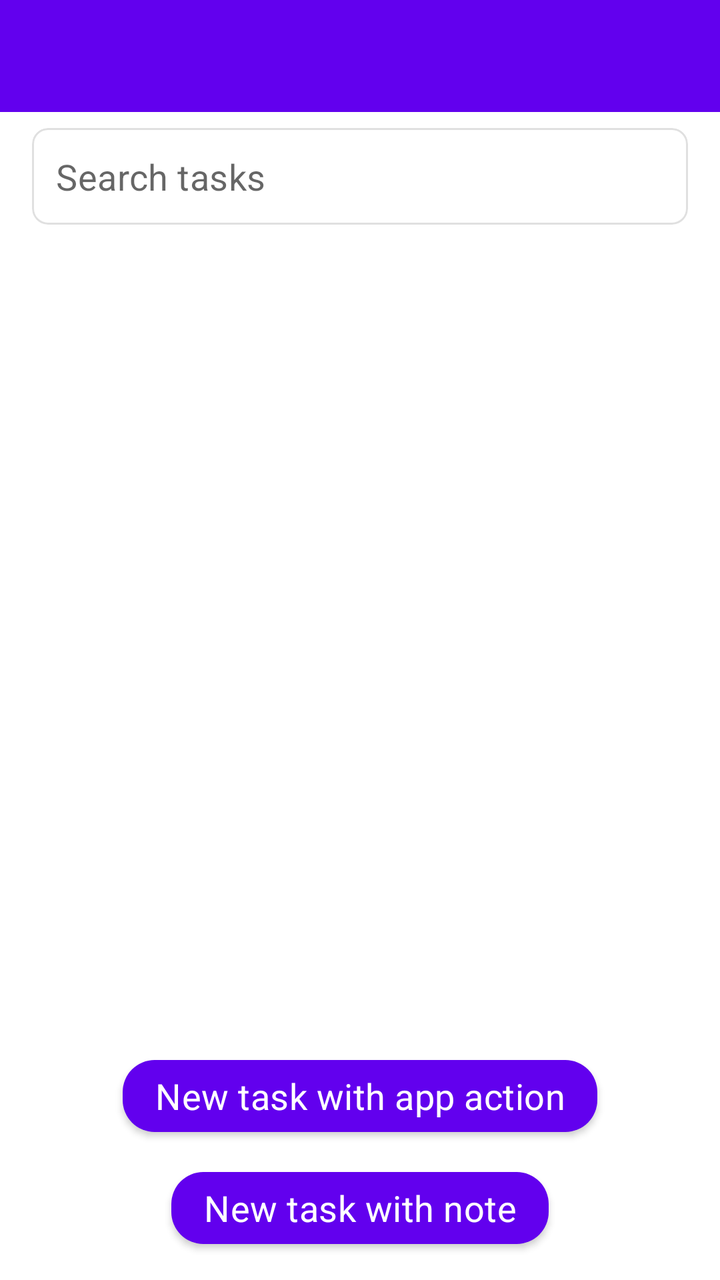
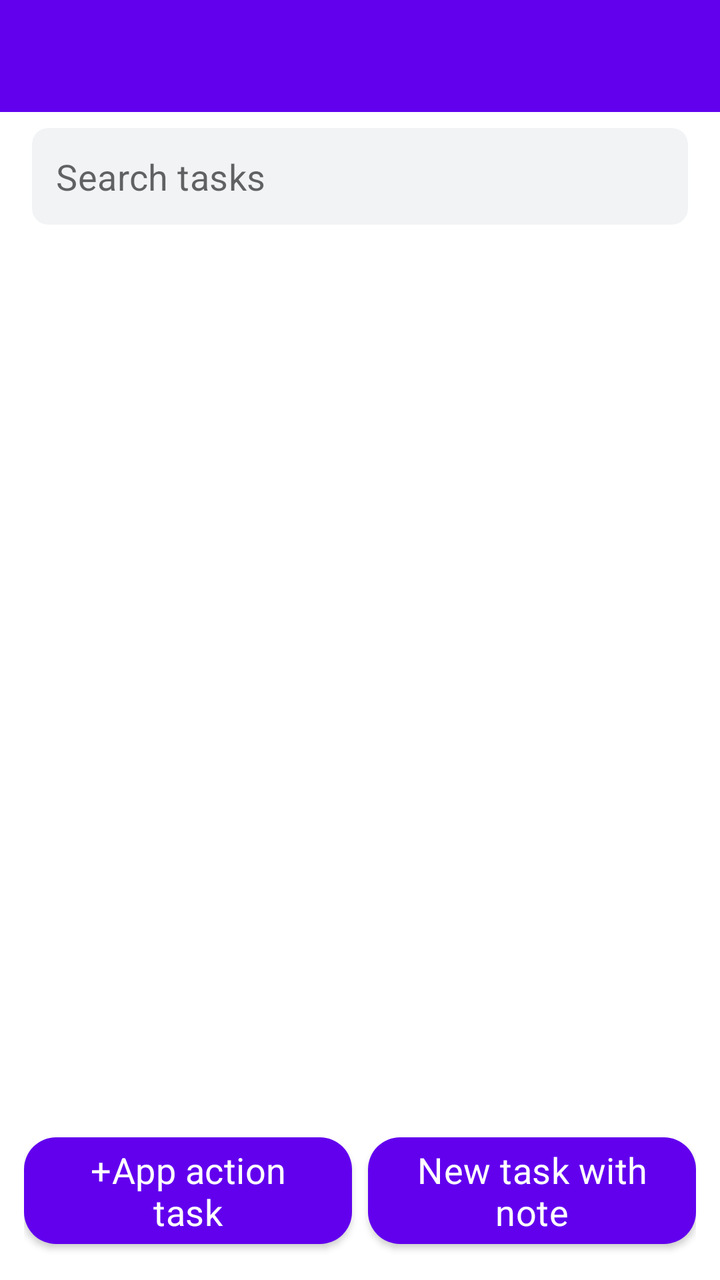

Compare the two renders of this Android layout. The source of the first and the diff that turns it into the second are given below.
<!-- AndroidManifest.xml: activity theme Theme.JustNow -->
<!-- res/layout/activity_capture_picker.xml -->
<?xml version="1.0" encoding="utf-8"?>
<LinearLayout xmlns:android="http://schemas.android.com/apk/res/android"
    xmlns:app="http://schemas.android.com/apk/res-auto"
    android:id="@+id/root"
    android:layout_width="match_parent"
    android:layout_height="match_parent"
    android:orientation="vertical">

    <com.google.android.material.appbar.AppBarLayout
        android:id="@+id/app_bar"
        android:layout_width="match_parent"
        android:layout_height="wrap_content">

        <androidx.appcompat.widget.Toolbar
            android:id="@+id/toolbar"
            android:layout_width="match_parent"
            android:layout_height="?attr/actionBarSize" />

    </com.google.android.material.appbar.AppBarLayout>

    
    <com.google.android.material.card.MaterialCardView
        android:layout_width="match_parent"
        android:layout_height="wrap_content"
        android:layout_marginHorizontal="16dp"
        android:layout_marginTop="8dp"
        app:cardCornerRadius="8dp"
        app:cardElevation="0dp"
        app:strokeColor="@color/divider"
        app:strokeWidth="1dp">

        <EditText
            android:id="@+id/et_search"
            android:layout_width="match_parent"
            android:layout_height="wrap_content"
            android:background="@android:color/transparent"
            android:hint="@string/s_capture_picker_search_hint"
            android:imeOptions="actionSearch"
            android:inputType="text"
            android:maxLines="1"
            android:padding="12dp"
            android:textAppearance="@style/TextAppearance.JustNow.Body" />

    </com.google.android.material.card.MaterialCardView>

    
    <FrameLayout
        android:layout_width="match_parent"
        android:layout_height="0dp"
        android:layout_weight="1">

        <androidx.recyclerview.widget.RecyclerView
            android:id="@+id/rv_tasks"
            android:layout_width="match_parent"
            android:layout_height="match_parent"
            android:paddingHorizontal="16dp"
            android:paddingTop="8dp"
            android:paddingBottom="8dp"
            android:clipToPadding="false" />

        <TextView
            android:id="@+id/tv_empty"
            android:layout_width="wrap_content"
            android:layout_height="wrap_content"
            android:layout_gravity="center"
            android:text="@string/s_capture_picker_empty"
            android:textAppearance="@style/TextAppearance.JustNow.Caption"
            android:textColor="@color/text_hint"
            android:visibility="gone" />

    </FrameLayout>

    
    <com.google.android.material.button.MaterialButton
        android:id="@+id/btn_new_app_action"
        android:layout_width="wrap_content"
        android:layout_height="wrap_content"
        android:layout_gravity="center_horizontal"
        android:layout_marginHorizontal="12dp"
        android:layout_marginTop="8dp"
        android:text="@string/s_capture_picker_new_app_action"
        android:textAppearance="@style/TextAppearance.JustNow.Body"
        app:cornerRadius="16dp" />

    <com.google.android.material.button.MaterialButton
        android:id="@+id/btn_new_note"
        android:layout_width="wrap_content"
        android:layout_height="wrap_content"
        android:layout_gravity="center_horizontal"
        android:layout_marginHorizontal="12dp"
        android:layout_marginTop="8dp"
        android:layout_marginBottom="12dp"
        android:text="@string/s_capture_picker_new_note"
        android:textAppearance="@style/TextAppearance.JustNow.Body"
        app:cornerRadius="16dp" />

</LinearLayout>
<!-- resources referenced by this layout -->
<resources>
  <color name="divider">#E0E0E0</color>
  <color name="text_hint">#6F6F6F</color>
  <string name="s_capture_picker_empty">No tasks with app action yet</string>
  <string name="s_capture_picker_new_app_action">New task with app action</string>
  <string name="s_capture_picker_new_note">New task with note</string>
  <string name="s_capture_picker_search_hint">Search tasks</string>
  <style name="TextAppearance.JustNow.Body" parent="TextAppearance.MaterialComponents.Subtitle1">
          <item name="android:textSize">@dimen/text_size_body</item>
      </style>
  <style name="TextAppearance.JustNow.Caption" parent="TextAppearance.MaterialComponents.Caption">
          <item name="android:textSize">@dimen/text_size_caption</item>
      </style>
  <style name="Theme.JustNow" parent="Theme.MaterialComponents.DayNight.NoActionBar">
          
          <item name="colorPrimary">@color/purple_500</item>
          <item name="colorPrimaryVariant">@color/purple_700</item>
          <item name="colorOnPrimary">@color/white</item>
          
          <item name="colorSecondary">@color/teal_200</item>
          <item name="colorSecondaryVariant">@color/teal_700</item>
          <item name="colorOnSecondary">@color/black</item>
          
          
          <item name="popupTheme">@style/ThemeOverlay.MaterialComponents.Light</item>
          <item name="alertDialogTheme">@style/ThemeOverlay.JustNow.AlertDialog</item>
      </style>
  <dimen name="text_size_body">18sp</dimen>
  <dimen name="text_size_caption">16sp</dimen>
  <color name="purple_500">#FF6200EE</color>
  <color name="purple_700">#FF3700B3</color>
  <color name="white">#FFFFFFFF</color>
  <color name="teal_200">#FF03DAC5</color>
  <color name="teal_700">#FF018786</color>
  <color name="black">#FF000000</color>
  <style name="TextAppearance.JustNow.Dialog.Title" parent="TextAppearance.JustNow.Title">
          <item name="android:textColor">@color/text_primary</item>
      </style>
  <color name="text_primary">#1A1A1A</color>
  <color name="text_secondary">#757575</color>
  <style name="TextAppearance.JustNow.Dialog.Body" parent="TextAppearance.JustNow.Body">
          <item name="android:textColor">@color/text_primary</item>
      </style>
  <style name="Widget.JustNow.Dialog.Button" parent="Widget.MaterialComponents.Button.TextButton.Dialog">
          <item name="android:textAppearance">@style/TextAppearance.JustNow.Dialog.Button</item>
          <item name="android:textColor">@color/dialog_primary_action_text</item>
          <item name="textAllCaps">false</item>
      </style>
  <style name="Widget.JustNow.Dialog.Button.Secondary" parent="Widget.MaterialComponents.Button.TextButton.Dialog">
          <item name="android:textAppearance">@style/TextAppearance.JustNow.Dialog.Button.Secondary</item>
          <item name="android:textColor">@color/dialog_action_text</item>
          <item name="textAllCaps">false</item>
      </style>
  <style name="TextAppearance.JustNow.Title" parent="TextAppearance.MaterialComponents.Headline6">
          <item name="android:textSize">@dimen/text_size_title</item>
      </style>
  <style name="TextAppearance.JustNow.Dialog.Button" parent="TextAppearance.JustNow.Body">
          <item name="android:textColor">@color/dialog_primary_action_text</item>
      </style>
  <style name="TextAppearance.JustNow.Dialog.Button.Secondary" parent="TextAppearance.JustNow.Body">
          <item name="android:textColor">@color/dialog_action_text</item>
      </style>
  <dimen name="text_size_title">22sp</dimen>
  <!-- unchanged entries left out for length: 1 -->
</resources>

<!-- the commit's change to res/layout/activity_capture_picker.xml (unified diff, before → after) -->
@@ -14,7 +14,8 @@
         <androidx.appcompat.widget.Toolbar
             android:id="@+id/toolbar"
             android:layout_width="match_parent"
-            android:layout_height="?attr/actionBarSize" />
+            android:layout_height="?attr/actionBarSize"
+            app:titleTextColor="?attr/colorOnPrimary" />
 
     </com.google.android.material.appbar.AppBarLayout>
 
@@ -26,8 +27,8 @@
         android:layout_marginTop="8dp"
         app:cardCornerRadius="8dp"
         app:cardElevation="0dp"
-        app:strokeColor="@color/divider"
-        app:strokeWidth="1dp">
+        app:cardBackgroundColor="@color/search_box_bg"
+        app:strokeWidth="0dp">
 
         <EditText
             android:id="@+id/et_search"
@@ -71,27 +72,35 @@
     </FrameLayout>
 
     
-    <com.google.android.material.button.MaterialButton
-        android:id="@+id/btn_new_app_action"
-        android:layout_width="wrap_content"
+    <LinearLayout
+        android:layout_width="match_parent"
         android:layout_height="wrap_content"
-        android:layout_gravity="center_horizontal"
+        android:orientation="horizontal"
+        android:gravity="center_horizontal"
         android:layout_marginHorizontal="12dp"
         android:layout_marginTop="8dp"
-        android:text="@string/s_capture_picker_new_app_action"
-        android:textAppearance="@style/TextAppearance.JustNow.Body"
-        app:cornerRadius="16dp" />
+        android:layout_marginBottom="12dp">
 
-    <com.google.android.material.button.MaterialButton
-        android:id="@+id/btn_new_note"
-        android:layout_width="wrap_content"
-        android:layout_height="wrap_content"
-        android:layout_gravity="center_horizontal"
-        android:layout_marginHorizontal="12dp"
-        android:layout_marginTop="8dp"
-        android:layout_marginBottom="12dp"
-        android:text="@string/s_capture_picker_new_note"
-        android:textAppearance="@style/TextAppearance.JustNow.Body"
-        app:cornerRadius="16dp" />
+        <com.google.android.material.button.MaterialButton
+            android:id="@+id/btn_new_app_action"
+            android:layout_width="0dp"
+            android:layout_height="wrap_content"
+            android:layout_weight="1"
+            android:layout_marginEnd="4dp"
+            android:text="@string/s_capture_picker_new_app_action"
+            android:textAppearance="@style/TextAppearance.JustNow.Body"
+            app:cornerRadius="16dp" />
+
+        <com.google.android.material.button.MaterialButton
+            android:id="@+id/btn_new_note"
+            android:layout_width="0dp"
+            android:layout_height="wrap_content"
+            android:layout_weight="1"
+            android:layout_marginStart="4dp"
+            android:text="@string/s_capture_picker_new_note"
+            android:textAppearance="@style/TextAppearance.JustNow.Body"
+            app:cornerRadius="16dp" />
+
+    </LinearLayout>
 
 </LinearLayout>
<!-- resource entries referenced after the edit -->
@@ -1,9 +1,9 @@
 <!-- resources referenced by this layout -->
 <resources>
-  <color name="divider">#E0E0E0</color>
+  <color name="search_box_bg">#F1F3F4</color>
   <color name="text_hint">#6F6F6F</color>
   <string name="s_capture_picker_empty">No tasks with app action yet</string>
-  <string name="s_capture_picker_new_app_action">New task with app action</string>
+  <string name="s_capture_picker_new_app_action">+App action task</string>
   <string name="s_capture_picker_new_note">New task with note</string>
   <string name="s_capture_picker_search_hint">Search tasks</string>
   <style name="TextAppearance.JustNow.Body" parent="TextAppearance.MaterialComponents.Subtitle1">
